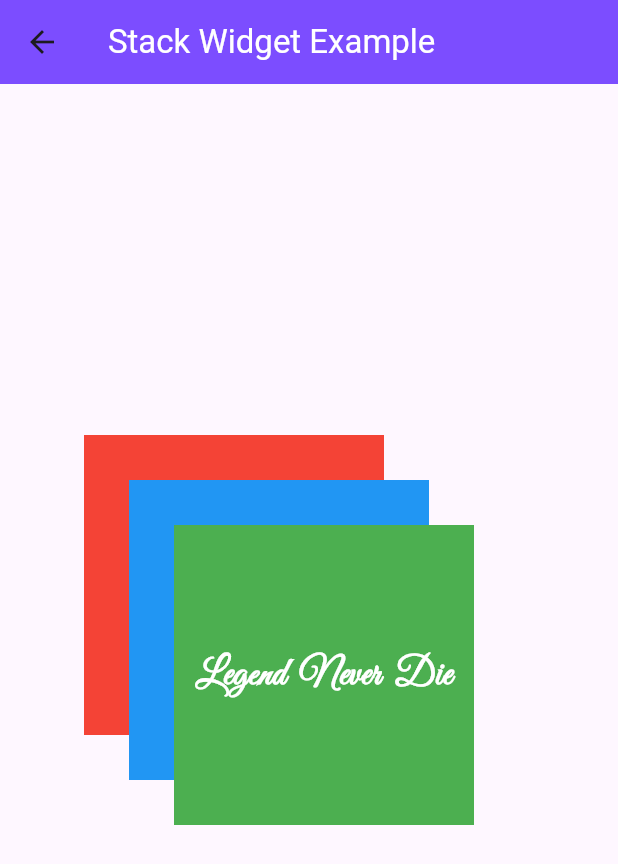
After one commit to thisisdishang/JourneyToFlutter, a Flutter app: the mystack screen opened directly, on a phone screen of 412 x 824 dp. The commit adds this screen. Shown: the top 864 px of the screen. Run offline on Flutter 3.47's test engine with Material 3 defaults, Android fonts, the phone set to English and light mode, and no system bars; our stand-ins replace fluttertoast.

Commit message:
Implement stack widget and positioned widget

```diff
--- /dev/null
+++ b/lib/MyStack.dart
@@ -0,0 +1,61 @@
+import 'package:flutter/material.dart';
+
+class mystack extends StatelessWidget {
+  const mystack({super.key});
+
+  @override
+  Widget build(BuildContext context) {
+    return Scaffold(
+      appBar: AppBar(
+        title: Text(
+          'Stack Widget Example',
+          style: TextStyle(color: Colors.white),
+        ),
+        backgroundColor: Colors.deepPurpleAccent,
+      ),
+      body: Center(
+        child: Container(
+          width: 300,
+          height: 300,
+          child: Stack(
+            children: [
+              Container(
+                height: 200,
+                width: 200,
+                color: Colors.red,
+              ),
+              Positioned(
+                left: 30,
+                top: 30,
+                child: Container(
+                  height: 200,
+                  width: 200,
+                  color: Colors.blue,
+                ),
+              ),
+              Positioned(
+                left: 60,
+                top: 60,
+                child: Container(
+                  height: 200,
+                  width: 200,
+                  color: Colors.green,
+                  child: Center(
+                    child: Text(
+                      'Legend  Never  Die',
+                      style: TextStyle(
+                          color: Colors.white,
+                          fontSize: 25,
+                          fontFamily: "GreatVibes",
+                          fontWeight: FontWeight.bold),
+                    ),
+                  ),
+                ),
+              ),
+            ],
+          ),
+        ),
+      ),
+    );
+  }
+}
--- a/lib/main.dart
+++ b/lib/main.dart
@@ -8,6 +8,7 @@ import 'package:journey_to_flutter/ListView.dart';
 import 'package:journey_to_flutter/MyCard.dart';
 import 'package:journey_to_flutter/MyDatePicker.dart';
 import 'package:journey_to_flutter/MyDateTime.dart';
+import 'package:journey_to_flutter/MyStack.dart';
 import 'package:journey_to_flutter/MyTextField.dart';
 import 'package:journey_to_flutter/StylesThemes.dart';
 
@@ -499,6 +500,22 @@ class _MyHomePageState extends State<MyHomePage> {
                         Navigator.push(
                           context,
                           MaterialPageRoute(
+                            builder: (context) {
+                              return mystack();
+                            },
+                          ),
+                        );
+                      },
+                      child: Text('Stack'),
+                    ),
+                    SizedBox(
+                      width: 10,
+                    ),
+                    ElevatedButton(
+                      onPressed: () {
+                        Navigator.push(
+                          context,
+                          MaterialPageRoute(
                             builder: (context) => mycirclavatar(),
                           ),
                         );
```
